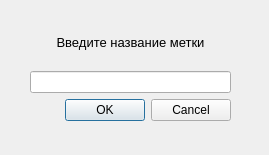
First picture: the form in UI/createTag.ui, repository Klef99/yandexlyceum-pyqt, before the edit.
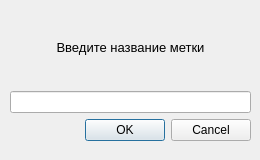
Second picture: the form after the edit. Icons and pictures are not drawn.

The edit to the form file:
```diff
--- a/UI/createTag.ui
+++ b/UI/createTag.ui
@@ -6,8 +6,8 @@
    <rect>
     <x>0</x>
     <y>0</y>
-    <width>269</width>
-    <height>155</height>
+    <width>260</width>
+    <height>160</height>
    </rect>
   </property>
   <property name="windowTitle">
@@ -20,10 +20,10 @@
   <widget class="QWidget" name="">
    <property name="geometry">
     <rect>
-     <x>30</x>
-     <y>20</y>
-     <width>201</width>
-     <height>101</height>
+     <x>10</x>
+     <y>10</y>
+     <width>241</width>
+     <height>131</height>
     </rect>
    </property>
    <layout class="QVBoxLayout" name="verticalLayout">
```
